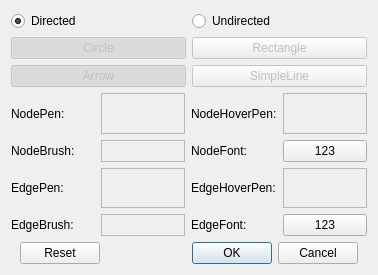
Old version of the form graph_creation_dialog.ui in the repository dr-c/graph_editor.
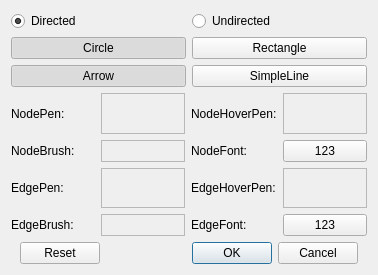
New version of the form. Custom widgets are drawn as their Qt base class.

Commit message: Pick out GraphConfiguration. Remove GraphScene derived classes.

The edit to the form file:
```diff
--- a/graph_creation_dialog.ui
+++ b/graph_creation_dialog.ui
@@ -23,7 +23,7 @@
    <item row="1" column="0">
     <widget class="QPushButton" name="circleButton">
      <property name="enabled">
-      <bool>false</bool>
+      <bool>true</bool>
      </property>
      <property name="text">
       <string>Circle</string>
@@ -56,7 +56,7 @@
    <item row="1" column="1">
     <widget class="QPushButton" name="rectangleButton">
      <property name="enabled">
-      <bool>false</bool>
+      <bool>true</bool>
      </property>
      <property name="text">
       <string>Rectangle</string>
@@ -69,7 +69,7 @@
    <item row="2" column="0">
     <widget class="QPushButton" name="arrowButton">
      <property name="enabled">
-      <bool>false</bool>
+      <bool>true</bool>
      </property>
      <property name="text">
       <string>Arrow</string>
@@ -219,7 +219,7 @@
    <item row="2" column="1">
     <widget class="QPushButton" name="simpleLineButton">
      <property name="enabled">
-      <bool>false</bool>
+      <bool>true</bool>
      </property>
      <property name="text">
       <string>SimpleLine</string>
```
The commit also changes 30 other files.
